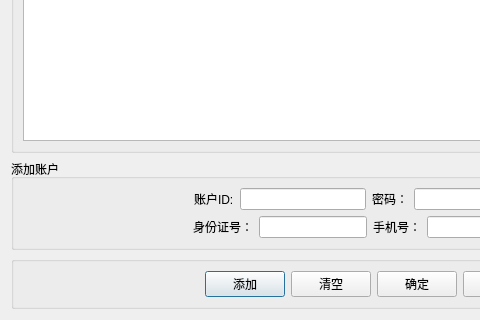
crazypoo/geniusbar-reserver, file gui/uitemplate/accountmanagedlg.ui: the form before one commit; both pictures show x 0 to 480 and y 81 to 401 of the 566 by 401 pixel window.
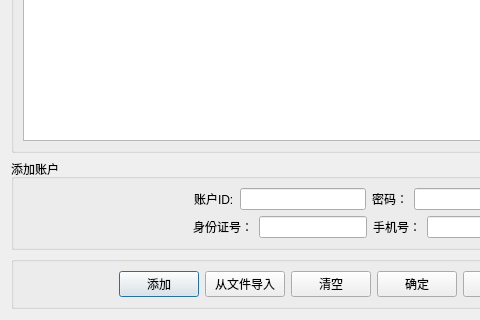
The form after the commit. Custom widgets are drawn as their Qt base class.

```diff
--- a/gui/uitemplate/accountmanagedlg.ui
+++ b/gui/uitemplate/accountmanagedlg.ui
@@ -188,6 +188,13 @@
             </property>
            </widget>
           </item>
+          <item>
+           <widget class="QPushButton" name="pBImportfromfile">
+            <property name="text">
+             <string>从文件导入</string>
+            </property>
+           </widget>
+          </item>
           <item>
            <widget class="QPushButton" name="pBClear">
             <property name="text">
```
Left out of the diff: 17 changed lines with no effect on the pictures.
